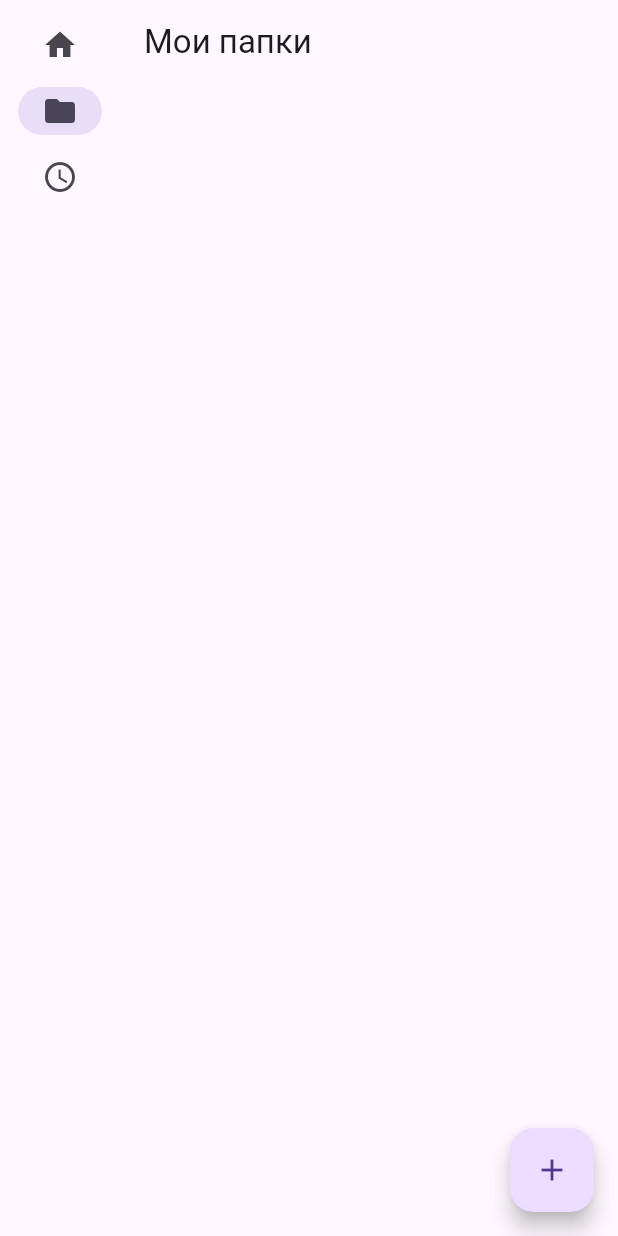
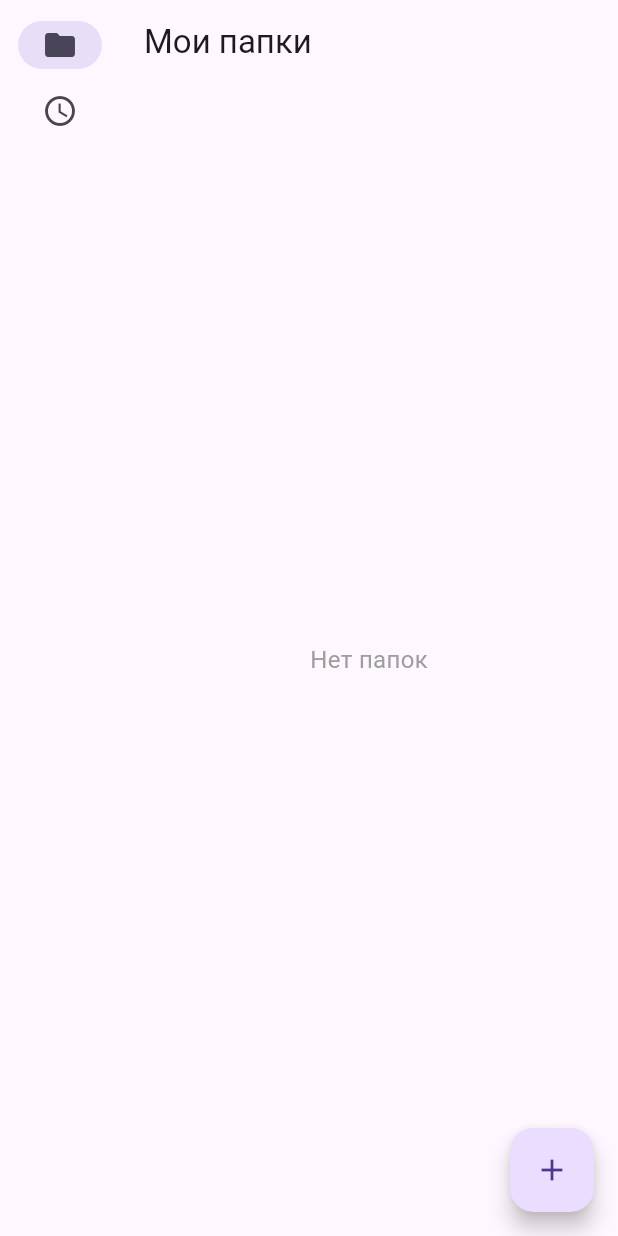
Before and after one commit to GIKAU0MAZET/kursovaya_notebook, a Flutter app: the FoldersListScreen screen opened by its route, on a phone screen of 412 x 824 dp. Run offline on Flutter 3.47's test engine with Material 3 defaults, Android fonts, the light colour scheme and no system bars; our stand-ins replace flutter_bloc, go_router.

Commit message:
🩹 dashboard: fix

```diff
--- a/lib/core/router/app_router.dart
+++ b/lib/core/router/app_router.dart
@@ -21,18 +21,18 @@ abstract final class AppRouter {
               folders: ['1 Курс'],
             ),
         branches: [
-          StatefulShellBranch(
-            routes: [
-              GoRoute(
-                path: DashboardPage.path,
-                pageBuilder:
-                    (context, state) => NoTransitionPage(
-                      key: state.pageKey,
-                      child: const Center(child: Text('Выбери папку')),
-                    ),
-              ),
-            ],
-          ),
+          // StatefulShellBranch(
+          //   routes: [
+          //     GoRoute(
+          //       path: DashboardPage.path,
+          //       pageBuilder:
+          //           (context, state) => NoTransitionPage(
+          //             key: state.pageKey,
+          //             child: const Center(child: Text('Здесь пусто')),
+          //           ),
+          //     ),
+          //   ],
+          // ),
           StatefulShellBranch(
             routes: [
               GoRoute(
--- a/lib/feature/dashboard/ui/page/dashboard_page.dart
+++ b/lib/feature/dashboard/ui/page/dashboard_page.dart
@@ -27,10 +27,10 @@ class DashboardPage extends StatelessWidget {
               );
             },
             destinations: [
-              const NavigationRailDestination(
-                icon: Icon(Icons.home),
-                label: Text('Главная'),
-              ),
+              // const NavigationRailDestination(
+              //   icon: Icon(Icons.home),
+              //   label: Text('Главная'),
+              // ),
               NavigationRailDestination(
                 icon: const Icon(Icons.folder),
                 label: Text('Папки (${folders.length})'),
--- a/lib/feature/folders/ui/page/folder_list_page.dart
+++ b/lib/feature/folders/ui/page/folder_list_page.dart
@@ -18,12 +18,21 @@ class FoldersListScreen extends StatelessWidget {
 
     return Scaffold(
       appBar: AppBar(title: const Text('Мои папки')),
-      body: ListView.builder(
+      body:
+          folders.isEmpty
+              ? const Center(
+                child: Text(
+                  'Нет папок',
+                  style: TextStyle(color: Colors.grey, fontSize: 16),
+                ),
+              )
+              : ListView.builder(
                 padding: const EdgeInsets.all(16),
                 itemCount: folders.length,
                 itemBuilder: (context, index) {
                   final folder = folders[index];
-          final subjects = subjectsCubit.state.foldersSubjects[folder.id] ?? [];
+                  final subjects =
+                      subjectsCubit.state.foldersSubjects[folder.id] ?? [];
 
                   return Card(
                     margin: const EdgeInsets.only(bottom: 16),
@@ -37,7 +46,7 @@ class FoldersListScreen extends StatelessWidget {
                       child: ExpansionTile(
                         tilePadding: const EdgeInsets.symmetric(horizontal: 16),
                         title: Text(
-                  folder.name, // Используем имя папки из модели
+                          folder.name,
                           style: const TextStyle(fontSize: 18),
                         ),
                         children: [
@@ -53,7 +62,7 @@ class FoldersListScreen extends StatelessWidget {
                                   const Padding(
                                     padding: EdgeInsets.only(bottom: 16),
                                     child: Text(
-                              'Нет предметов',
+                                      'Создай предмет',
                                       style: TextStyle(color: Colors.grey),
                                     ),
                                   )
@@ -76,13 +85,19 @@ class FoldersListScreen extends StatelessWidget {
                                           decoration: BoxDecoration(
                                             color: Theme.of(context).cardColor,
                                             border: Border.all(
-                                      color: Colors.grey.withOpacity(0.3),
+                                              color: Colors.grey.withOpacity(
+                                                0.3,
                                               ),
-                                    borderRadius: BorderRadius.circular(8),
+                                            ),
+                                            borderRadius: BorderRadius.circular(
+                                              8,
+                                            ),
                                           ),
                                           child: Text(
                                             subject.name,
-                                    style: const TextStyle(fontSize: 16),
+                                            style: const TextStyle(
+                                              fontSize: 16,
+                                            ),
                                           ),
                                         ),
                                       ),
--- a/lib/feature/subjects/ui/page/subject_page.dart
+++ b/lib/feature/subjects/ui/page/subject_page.dart
@@ -93,10 +93,6 @@ class SubjectPage extends StatelessWidget {
                         const SizedBox(width: 8),
                         IconButton(
                           icon: const Icon(Icons.send, size: 28),
-                          color:
-                              Theme.of(context).brightness == Brightness.dark
-                                  ? Colors.white
-                                  : Colors.black,
                           onPressed: () {
                             final content = noteController.text.trim();
                             if (content.isNotEmpty) {
```
Also changed, not shown: lib/feature/schedule/ui/widget/event_item.dart (+10 -2 lines), 1 other file. Lines whose indentation alone changed are shown as unchanged.
